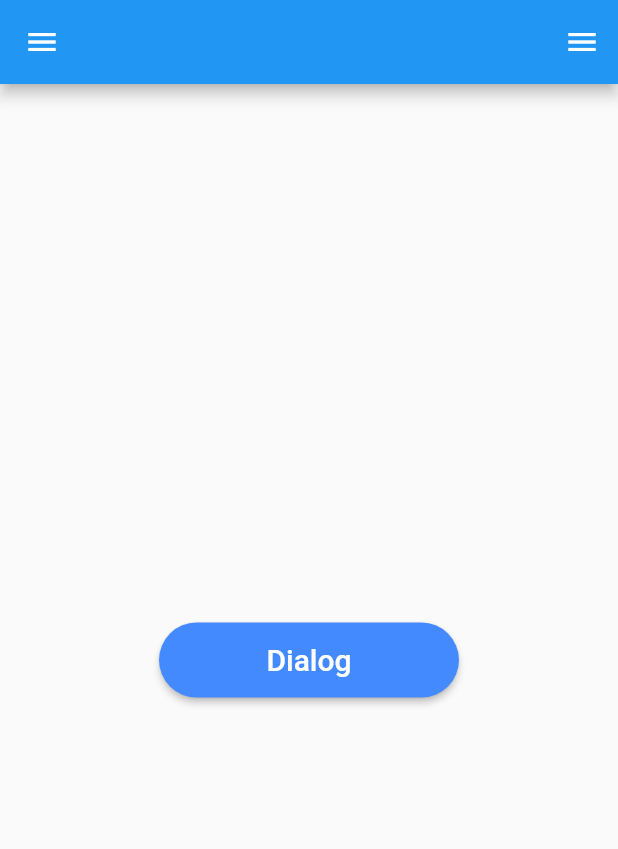
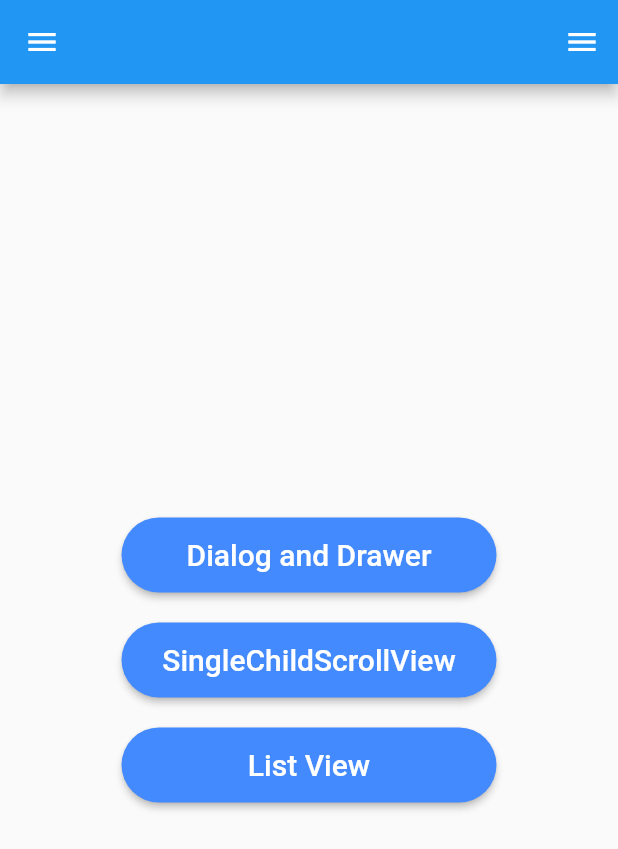
Before and after one commit to Sanjarbek-Olimov/Widget_Catalogs, a Flutter app: the screen it shows after launch, on a phone screen of 412 x 824 dp. Shown: the top 849 px of the screen. Run offline on Flutter 3.47's test engine with Material 2 defaults, Android fonts, the phone set to English and light mode, and no system bars.

Commit message:
Added new catalogs

```diff
--- a/lib/main.dart
+++ b/lib/main.dart
@@ -1,6 +1,8 @@
 import 'package:flutter/material.dart';
 import 'package:mywidgecatalog_less6/pages/dialog_page.dart';
 import 'package:mywidgecatalog_less6/pages/home_page.dart';
+import 'package:mywidgecatalog_less6/pages/list_view_page.dart';
+import 'package:mywidgecatalog_less6/pages/single_child_scroll_page.dart';
 
 void main() {
   runApp(const MyApp());
@@ -22,6 +24,8 @@ class MyApp extends StatelessWidget {
       routes: {
         HomePage.id: (context) =>HomePage(),
         DialogPage.id: (context) =>DialogPage(),
+        SingleChildScrollPage.id: (context) => SingleChildScrollPage(),
+        ListViewPage.id: (context) => ListViewPage()
       },
     );
   }
--- a/lib/pages/home_page.dart
+++ b/lib/pages/home_page.dart
@@ -1,5 +1,7 @@
 import 'package:flutter/material.dart';
 import 'package:mywidgecatalog_less6/pages/dialog_page.dart';
+import 'package:mywidgecatalog_less6/pages/list_view_page.dart';
+import 'package:mywidgecatalog_less6/pages/single_child_scroll_page.dart';
 
 class HomePage extends StatefulWidget {
   static const String id = "home_page";
@@ -27,17 +29,48 @@ class _HomePageState extends State<HomePage> {
             MaterialButton(
               shape: const StadiumBorder(),
               height: 50,
-              minWidth: 200,
+              minWidth: 250,
               onPressed: () {
                 Navigator.of(context).pushNamed(DialogPage.id);
               },
               child: const Text(
-                "Dialog",
+                "Dialog and Drawer",
                 style: TextStyle(fontSize: 20),
               ),
               textColor: Colors.white,
               color: Colors.blueAccent,
-            )
+            ),
+            SizedBox(height: 20,),
+            MaterialButton(
+              shape: const StadiumBorder(),
+              height: 50,
+              minWidth: 250,
+              onPressed: () {
+                Navigator.of(context).pushNamed(SingleChildScrollPage.id);
+              },
+              child: const Text(
+                "SingleChildScrollView",
+                style: TextStyle(fontSize: 20),
+              ),
+              textColor: Colors.white,
+              color: Colors.blueAccent,
+            ),
+            SizedBox(height: 20,),
+            MaterialButton(
+              shape: const StadiumBorder(),
+              height: 50,
+              minWidth: 250,
+              onPressed: () {
+                Navigator.of(context).pushNamed(ListViewPage.id);
+              },
+              child: const Text(
+                "List View",
+                style: TextStyle(fontSize: 20),
+              ),
+              textColor: Colors.white,
+              color: Colors.blueAccent,
+            ),
+
           ],
         ),
       ),
```
Also changed, not shown: lib/pages/list_view_page.dart (added, +29 -0 lines), lib/pages/single_child_scroll_page.dart (added, +39 -0 lines).
